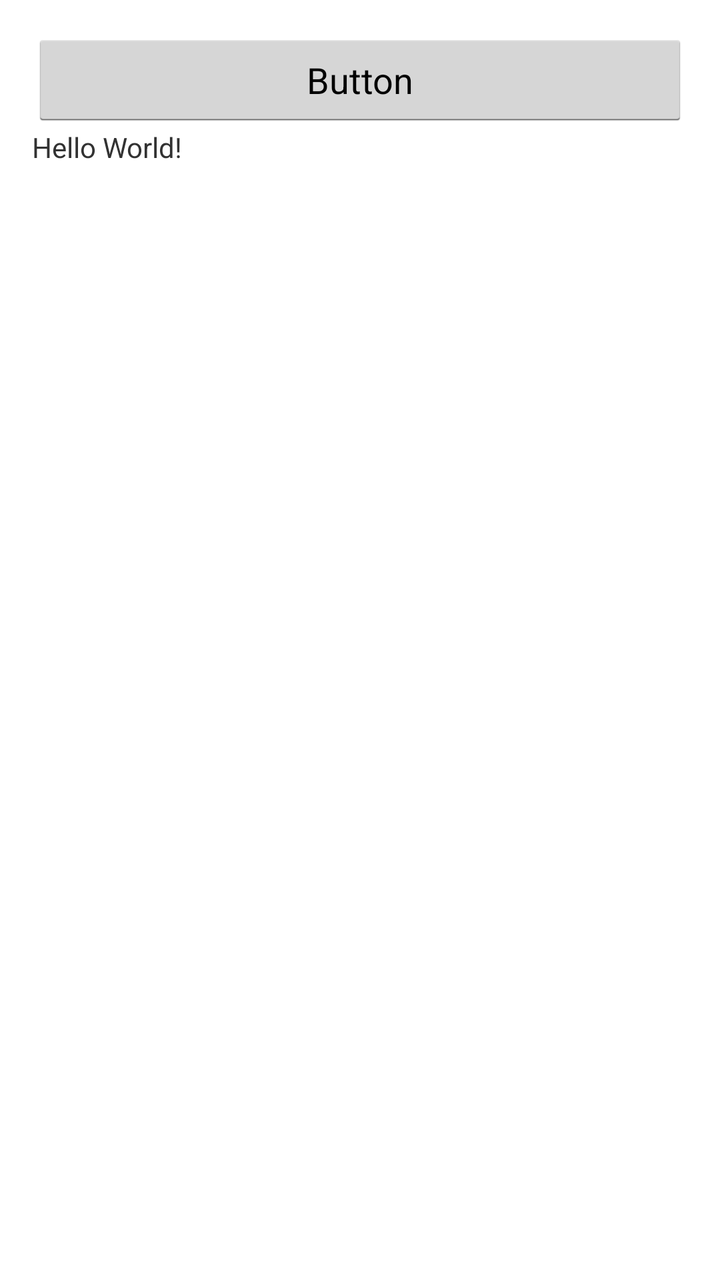
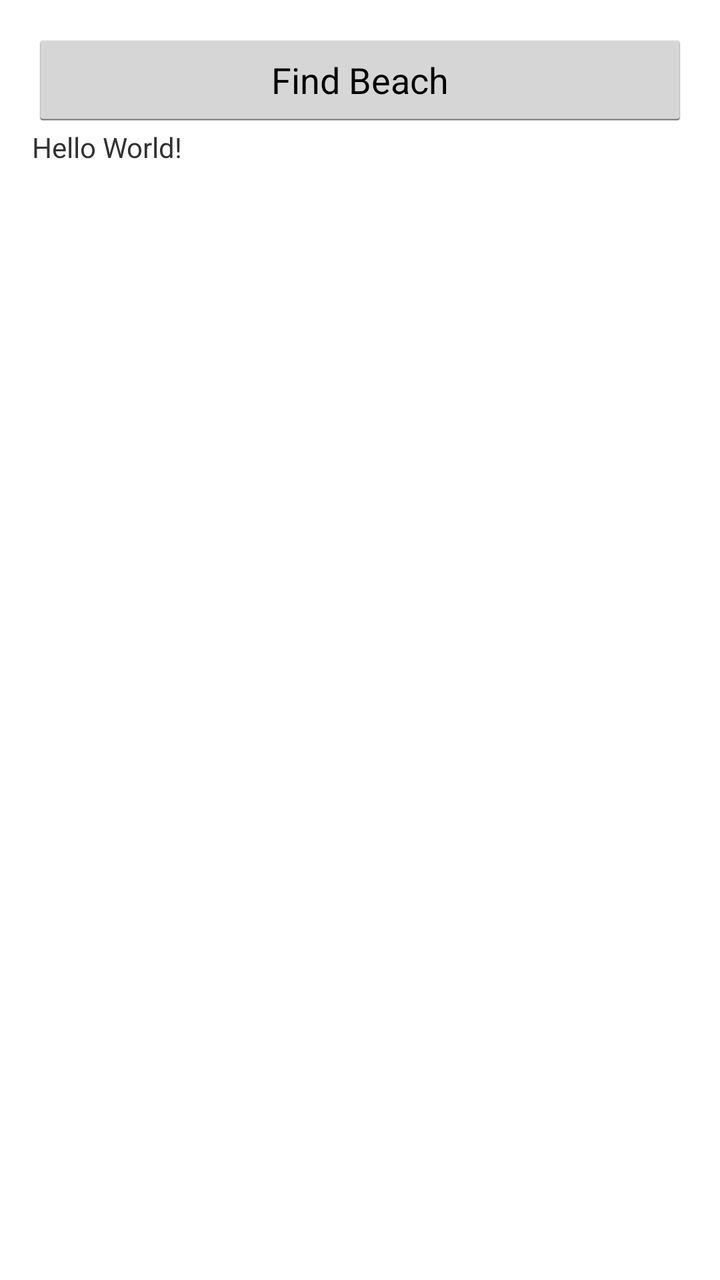

Compare the two renders of this Android layout. The source of the first and the diff that turns it into the second are given below.
<!-- AndroidManifest.xml: application theme AppTheme -->
<!-- res/layout/activity_find_beach.xml -->
<?xml version="1.0" encoding="utf-8"?>
<LinearLayout xmlns:android="http://schemas.android.com/apk/res/android"
    xmlns:app="http://schemas.android.com/apk/res-auto"
    xmlns:tools="http://schemas.android.com/tools"
    android:layout_width="match_parent"
    android:layout_height="match_parent"
    android:padding="16dp"
    android:orientation="vertical"
    tools:context="com.emptyart.tiviveskitesurf.FindBeachActivity">
    <Button
        android:id="@+id/button"
        android:layout_width="match_parent"
        android:layout_height="wrap_content"
        android:text="Button"/>
    <TextView
        android:id="@+id/textView"
        android:layout_width="wrap_content"
        android:layout_height="wrap_content"
        android:text="Hello World!" />

</LinearLayout>
<!-- resources referenced by this layout -->
<resources>
  <style name="AppTheme" parent="android:Theme.Holo.Light.DarkActionBar">
          
      </style>
</resources>

<!-- the commit's change to res/layout/activity_find_beach.xml (unified diff, before → after) -->
@@ -11,7 +11,7 @@
         android:id="@+id/button"
         android:layout_width="match_parent"
         android:layout_height="wrap_content"
-        android:text="Button"/>
+        android:text="@string/find_beach_btn"/>
     <TextView
         android:id="@+id/textView"
         android:layout_width="wrap_content"
<!-- resource entries referenced after the edit -->
@@ -1,5 +1,6 @@
 <!-- resources referenced by this layout -->
 <resources>
+  <string name="find_beach_btn">Find Beach</string>
   <style name="AppTheme" parent="android:Theme.Holo.Light.DarkActionBar">
           
       </style>
